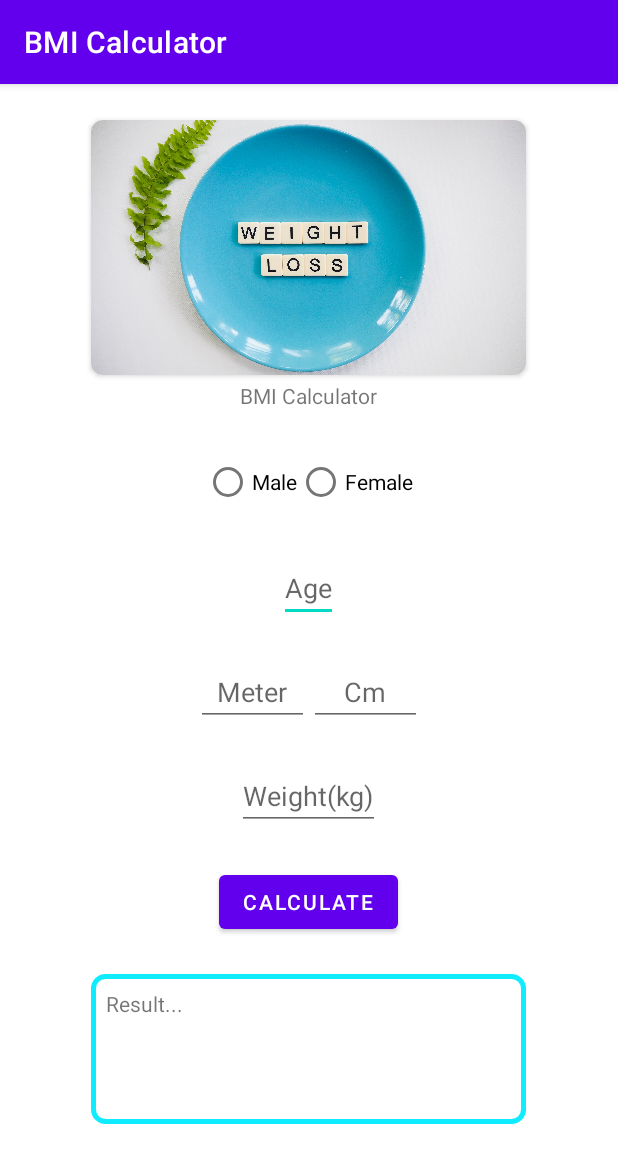
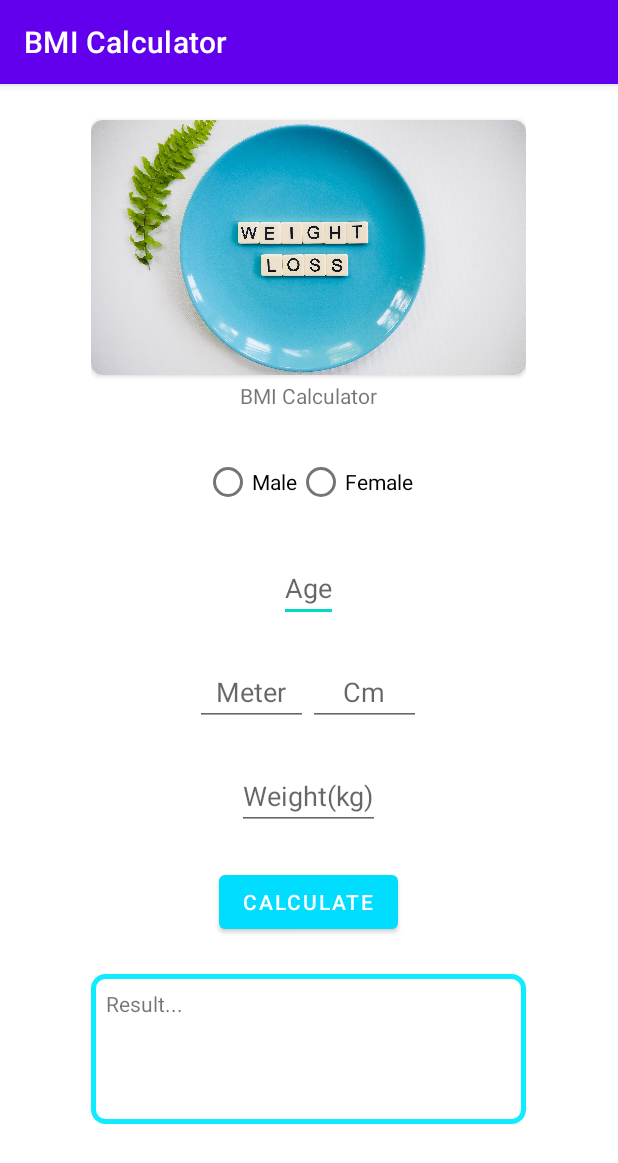
Before and after one commit to antmar0417/bmi-calculator, an Android app: the screen it shows after launch (MainActivity), on a phone screen of 412 x 824 dp. Shown: the top 1163 px of the screen. Run offline under Robolectric (Android 15) with nearby library versions, the phone set to English and light mode, and no system bars.

Commit message:
added scroll view

```diff
--- a/app/src/main/java/com/example/andriodtestapp/MainActivity.java
+++ b/app/src/main/java/com/example/andriodtestapp/MainActivity.java
@@ -76,11 +76,11 @@ public class MainActivity extends AppCompatActivity {
             return null;
         }
         if (TextUtils.isEmpty(userMeterText)) {
-            Toast.makeText(MainActivity.this, "Please fill out the meter", Toast.LENGTH_LONG).show();
+            Toast.makeText(MainActivity.this, "Please fill out the meter field", Toast.LENGTH_LONG).show();
             return null;
         }
         if (TextUtils.isEmpty(userCentimeterText)) {
-            Toast.makeText(MainActivity.this, "Please fill out the centimeter", Toast.LENGTH_LONG).show();
+            Toast.makeText(MainActivity.this, "Please fill out the centimeter field", Toast.LENGTH_LONG).show();
             return null;
         }
         if (TextUtils.isEmpty(userWeightText)) {
--- a/app/src/main/res/layout/activity_main.xml
+++ b/app/src/main/res/layout/activity_main.xml
@@ -1,6 +1,18 @@
 <?xml version="1.0" encoding="utf-8"?>
-<LinearLayout xmlns:android="http://schemas.android.com/apk/res/android"
+<LinearLayout
+    xmlns:android="http://schemas.android.com/apk/res/android"
     xmlns:app="http://schemas.android.com/apk/res-auto"
+    android:layout_width="match_parent"
+    android:layout_height="match_parent"
+    android:gravity="center_horizontal">
+
+    <ScrollView
+        android:scrollbars="vertical"
+        android:fadeScrollbars="true"
+        android:layout_width="wrap_content"
+        android:layout_height="wrap_content">
+
+        <LinearLayout
             android:layout_width="match_parent"
             android:layout_height="match_parent"
             android:gravity="center_horizontal"
@@ -64,18 +76,18 @@
                 <EditText
                     android:id="@+id/edit_text_feet"
                     android:layout_width="75dp"
-            android:textAlignment="center"
                     android:layout_height="wrap_content"
                     android:hint="Meter"
-            android:inputType="number" />
+                    android:inputType="number"
+                    android:textAlignment="center" />
 
                 <EditText
                     android:id="@+id/edit_text_inches"
                     android:layout_width="75dp"
                     android:layout_height="wrap_content"
-            android:textAlignment="center"
                     android:hint="Cm"
-            android:inputType="number" />
+                    android:inputType="number"
+                    android:textAlignment="center" />
             </LinearLayout>
 
             <EditText
@@ -91,15 +103,20 @@
                 android:layout_width="wrap_content"
                 android:layout_height="wrap_content"
                 android:layout_marginBottom="24dp"
+                app:backgroundTint="@android:color/holo_blue_bright"
+                android:textColor="@android:color/white"
                 android:text="Calculate" />
+<!--                android:theme="@style/CardView.Dark"-->
 
             <TextView
                 android:id="@+id/text_view_result"
                 android:layout_width="290dp"
                 android:layout_height="wrap_content"
+                android:layout_centerHorizontal="true"
+                android:background="@drawable/border_radius"
                 android:minHeight="100dp"
                 android:padding="10dp"
-        android:layout_centerHorizontal="true"
-        android:background="@drawable/border_radius"
                 android:text="Result..." />
         </LinearLayout>
+    </ScrollView>
+</LinearLayout>
```
Lines whose indentation alone changed are shown as unchanged.
